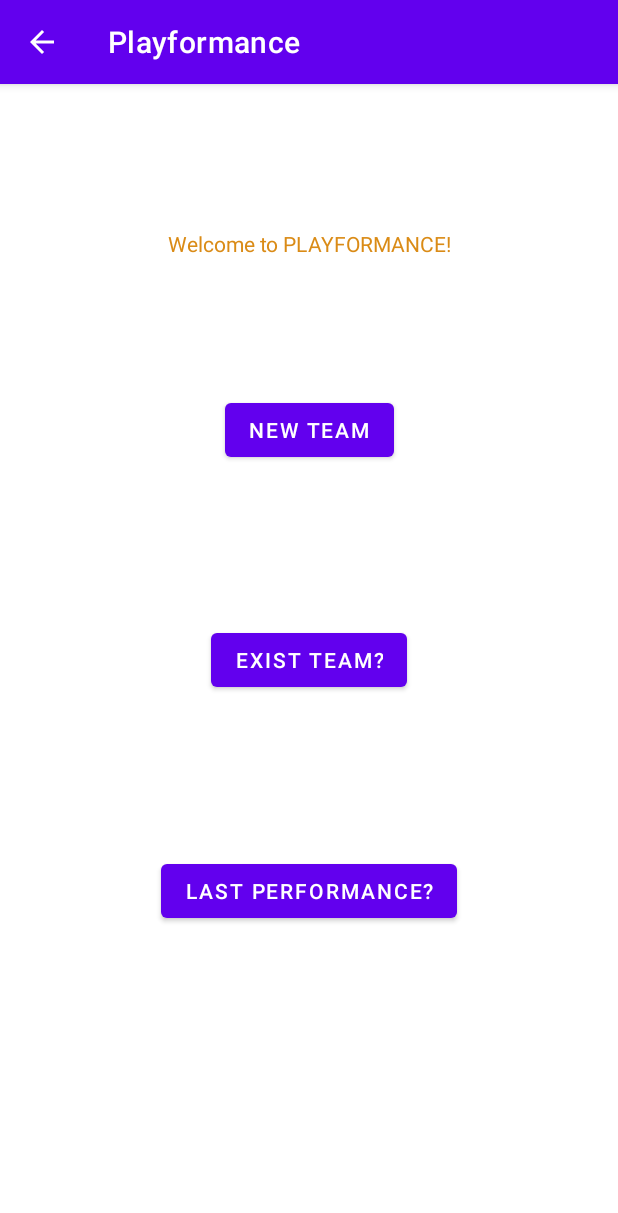
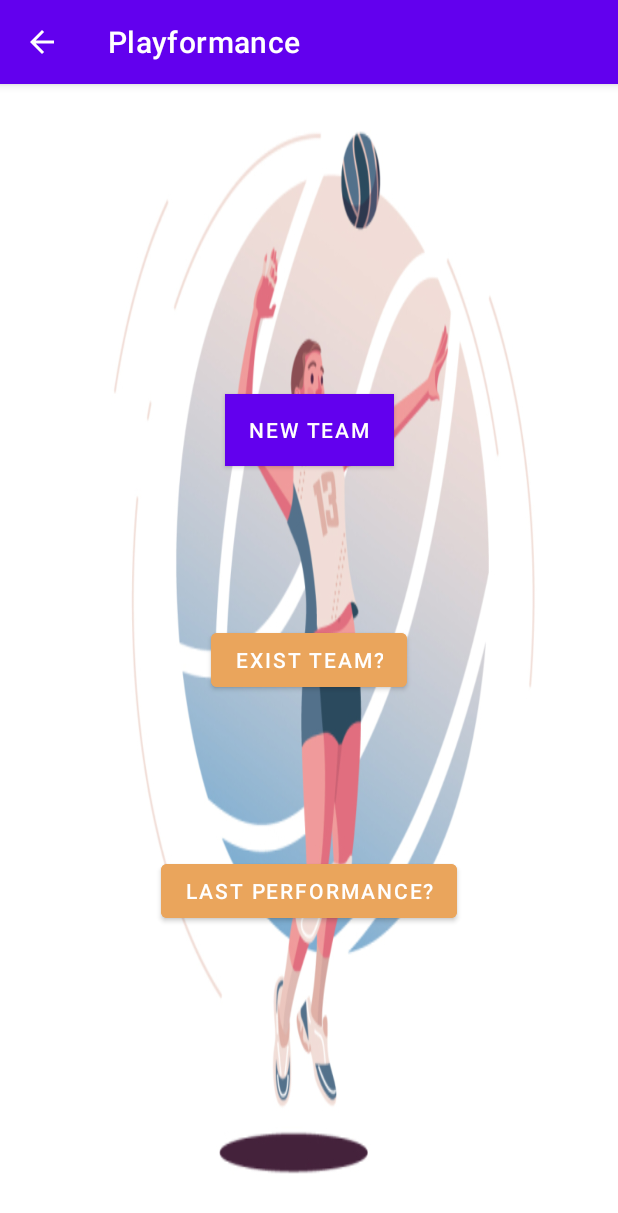
Before and after one commit to evgmesh/playformance-android-app, an Android app: the SecondActivity screen opened directly, with no data from a screen before it, on a phone screen of 412 x 824 dp. Shown: the top 1213 px of the screen. Run offline under Robolectric (Android 15) with nearby library versions, the phone set to English and light mode, and no system bars.

Commit message:
design UI

```diff
--- a/app/src/main/res/layout/activity_second.xml
+++ b/app/src/main/res/layout/activity_second.xml
@@ -4,19 +4,8 @@
     xmlns:tools="http://schemas.android.com/tools"
     android:layout_width="match_parent"
     android:layout_height="match_parent"
+    android:background="@drawable/_ff4f9bf0a1e2c952a1db072db38472c"
     tools:context=".SecondActivity">
-
-    <TextView
-        android:id="@+id/welcomeTV2"
-        android:layout_width="wrap_content"
-        android:layout_height="wrap_content"
-        android:layout_marginTop="59dp"
-        android:text="@string/welcomeText"
-        android:textColor="#DA8B16"
-        app:layout_constraintBottom_toTopOf="@+id/guideline"
-        app:layout_constraintEnd_toEndOf="parent"
-        app:layout_constraintStart_toStartOf="parent"
-        app:layout_constraintTop_toTopOf="parent" />
 
     <androidx.constraintlayout.widget.Guideline
         android:id="@+id/guideline"
@@ -62,7 +51,11 @@
         android:id="@+id/btnNewTeam"
         android:layout_width="wrap_content"
         android:layout_height="wrap_content"
+        android:background="#FFEB3B"
+        android:backgroundTint="#EAA55C"
         android:text="@string/newTeam"
+        android:textColor="#FFFEFE"
+        android:textColorHighlight="#FFFFFF"
         app:layout_constraintBottom_toTopOf="@+id/guideline2"
         app:layout_constraintEnd_toEndOf="parent"
         app:layout_constraintStart_toStartOf="parent"
@@ -72,7 +65,9 @@
         android:id="@+id/button5"
         android:layout_width="wrap_content"
         android:layout_height="wrap_content"
+        android:backgroundTint="#EAA55C"
         android:text="@string/existTeam"
+        android:textColorHighlight="#FFFFFF"
         app:layout_constraintBottom_toTopOf="@+id/guideline3"
         app:layout_constraintEnd_toEndOf="parent"
         app:layout_constraintStart_toStartOf="parent"
@@ -82,7 +77,9 @@
         android:id="@+id/button6"
         android:layout_width="wrap_content"
         android:layout_height="wrap_content"
+        android:backgroundTint="#EAA55C"
         android:text="@string/lastPerformance"
+        android:textColor="#FFFFFF"
         app:layout_constraintBottom_toTopOf="@+id/guideline4"
         app:layout_constraintEnd_toEndOf="parent"
         app:layout_constraintStart_toStartOf="parent"
--- a/app/src/main/res/layout/activity_select_team.xml
+++ b/app/src/main/res/layout/activity_select_team.xml
@@ -4,6 +4,7 @@
     xmlns:tools="http://schemas.android.com/tools"
     android:layout_width="match_parent"
     android:layout_height="match_parent"
+    android:background="@drawable/volley3"
     tools:context=".SelectTeam">
 
 
@@ -71,6 +72,7 @@
         android:id="@+id/button7"
         android:layout_width="wrap_content"
         android:layout_height="wrap_content"
+        android:backgroundTint="#F86F44"
         android:text="@string/team1"
         app:layout_constraintBottom_toTopOf="@+id/button8"
         app:layout_constraintEnd_toEndOf="@+id/button8"
@@ -82,6 +84,7 @@
         android:layout_width="wrap_content"
         android:layout_height="wrap_content"
         android:layout_marginStart="16dp"
+        android:backgroundTint="#F86F44"
         android:text="@string/team2"
         app:layout_constraintBottom_toTopOf="@+id/guideline3"
         app:layout_constraintStart_toStartOf="parent"
@@ -92,6 +95,7 @@
         android:id="@+id/button9"
         android:layout_width="wrap_content"
         android:layout_height="wrap_content"
+        android:backgroundTint="#F86F44"
         android:text="@string/team3"
         app:layout_constraintBottom_toTopOf="@+id/button10"
         app:layout_constraintEnd_toEndOf="@+id/button8"
@@ -102,6 +106,7 @@
         android:id="@+id/button10"
         android:layout_width="wrap_content"
         android:layout_height="wrap_content"
+        android:backgroundTint="#F86F44"
         android:text="@string/team4"
         app:layout_constraintBottom_toBottomOf="parent"
         app:layout_constraintEnd_toEndOf="@+id/button9"
```
Also changed, not shown: app/src/main/java/fi/team7/playformance/selectexistedteam.java (+22 -3 lines), app/src/main/res/layout/activity_main.xml (+12 -19 lines), app/src/main/res/layout/activity_selectexistedteam.xml (+9 -19 lines), app/src/main/res/drawable/_ff4f9bf0a1e2c952a1db072db38472c.webp (added), app/src/main/res/drawable/volley3.webp (added), app/src/main/res/drawable/volley4.webp (added), app/src/main/res/drawable/volleyball2.webp (added), 1 other file.
